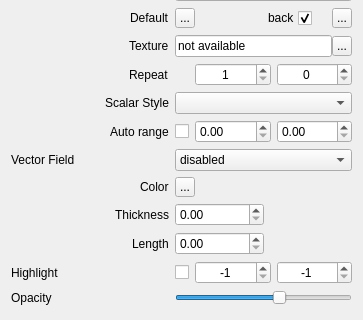
Before: the Qt Designer form applications/Mapple/widgets/widget_drawable_triangles.ui in LiangliangNan/Easy3D, drawn with Qt 5; both pictures show x 0 to 363 and y 137 to 457 of the 363 by 590 pixel window.
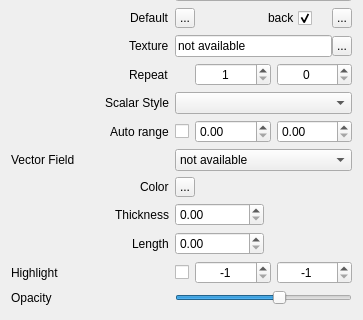
After: the same form once the commit is applied. Icons and pictures are not drawn.

Diff of the .ui file:
```diff
--- a/applications/Mapple/widgets/widget_drawable_triangles.ui
+++ b/applications/Mapple/widgets/widget_drawable_triangles.ui
@@ -728,7 +728,7 @@
        </property>
        <item>
         <property name="text">
-         <string>disabled</string>
+         <string>not available</string>
         </property>
        </item>
       </widget>
```
